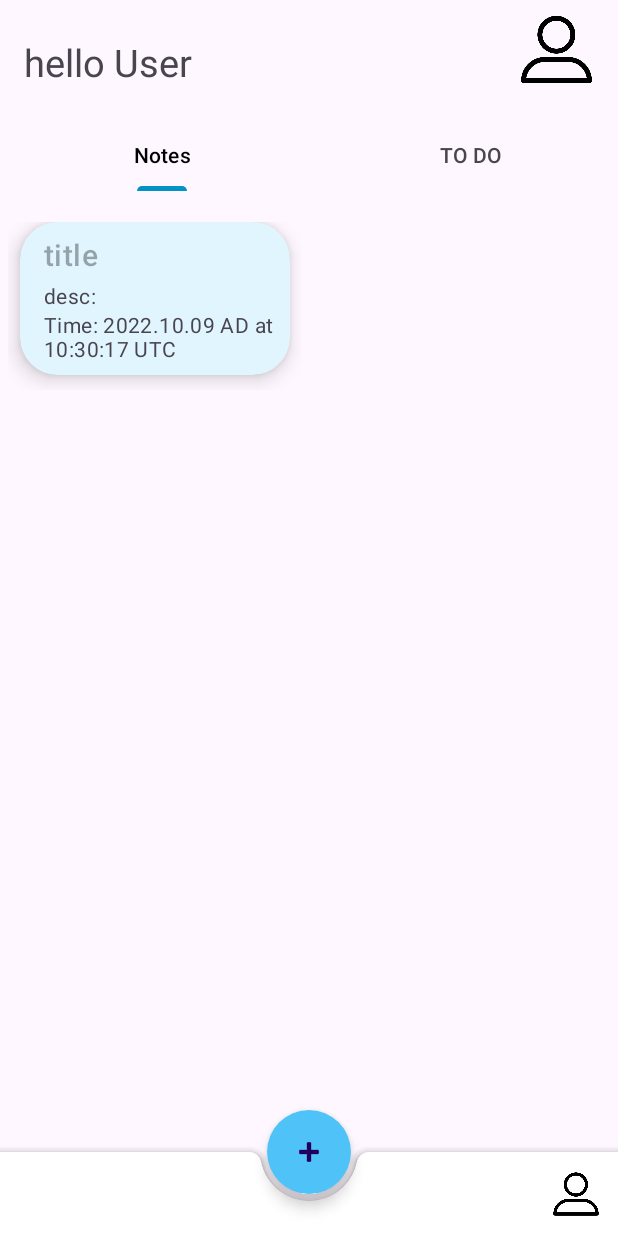
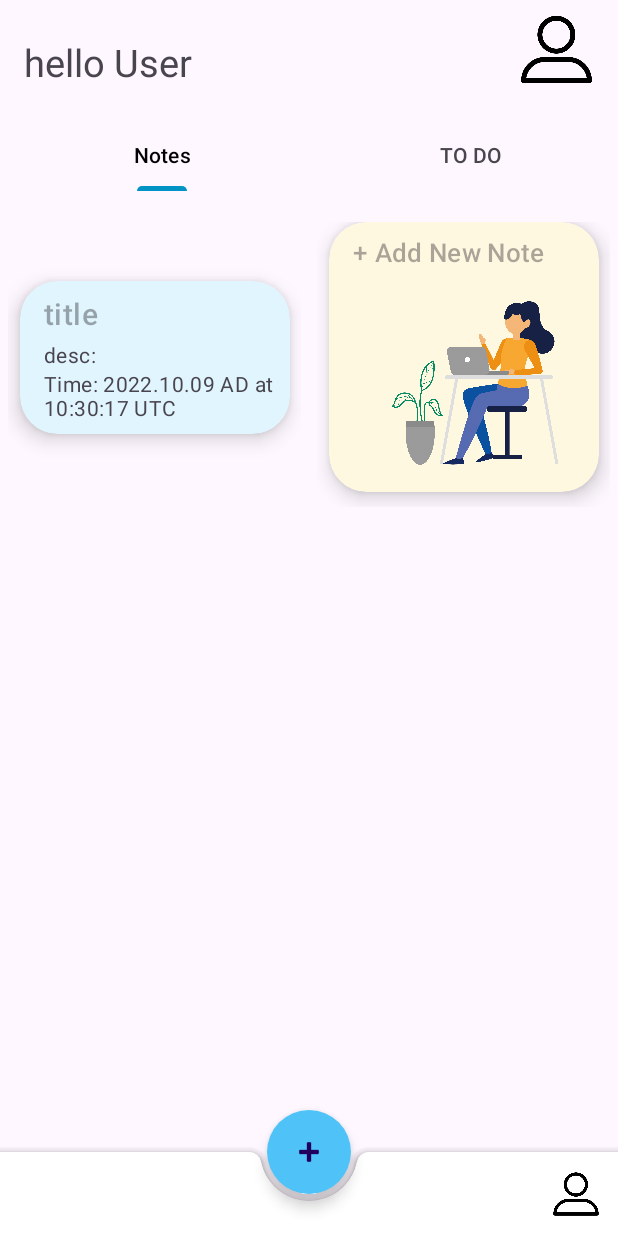
Before and after one commit to Ahmedkhodier-code/Note-app, an Android app: the ViewPagerFragment screen opened through its navigation route, on a phone screen of 412 x 824 dp. Run offline under Robolectric (Android 15) with nearby library versions, the phone set to English and light mode, and no system bars; our stand-ins replace Room's generated code, data binding.

Commit message:
new update

```diff
--- a/app/src/main/java/com/example/lastiti/database/note/NoteDao.java
+++ b/app/src/main/java/com/example/lastiti/database/note/NoteDao.java
@@ -12,7 +12,7 @@ import java.util.List;
 @Dao
 public interface NoteDao {
 
-    @Query("SELECT * FROM notes_table ORDER BY uid ASC")
+    @Query("SELECT * FROM notes_table ORDER BY uid DESC")
     LiveData<List<Note>> getAll();
 
     @Insert
--- a/app/src/main/java/com/example/lastiti/database/note/NoteDatabase.java
+++ b/app/src/main/java/com/example/lastiti/database/note/NoteDatabase.java
@@ -28,7 +28,7 @@ public abstract class NoteDatabase extends RoomDatabase {
             synchronized (NoteDatabase.class) {
                 if (INSTANCE == null) {
                     INSTANCE = Room.databaseBuilder(context.getApplicationContext(),
-                                    NoteDatabase.class, "word_database")
+                                    NoteDatabase.class, "notes_table")
                             .addCallback(sRoomDatabaseCallback)
                             .fallbackToDestructiveMigration()
                             .build();
@@ -52,7 +52,7 @@ public abstract class NoteDatabase extends RoomDatabase {
                 // If you want to start with more words, just add them.
                 NoteDao dao = INSTANCE.noteDao();
                 dao.deleteAll();
-                Note note = new Note("name", "age", "time", 0 , false);
+                Note note = new Note("0", "0", "0", 0 , true);
                 dao.insertAll(note);
             });
         }
--- a/app/src/main/java/com/example/lastiti/recyclerViewFragment/MyListAdapterLinear.java
+++ b/app/src/main/java/com/example/lastiti/recyclerViewFragment/MyListAdapterLinear.java
@@ -3,8 +3,10 @@ package com.example.lastiti.recyclerViewFragment;
 import android.annotation.SuppressLint;
 import android.content.res.ColorStateList;
 import android.graphics.Color;
+import android.util.Log;
 import android.view.LayoutInflater;
 
+import android.view.View;
 import android.view.ViewGroup;
 
 import androidx.annotation.NonNull;
@@ -17,13 +19,13 @@ import androidx.recyclerview.widget.RecyclerView;
 import com.example.lastiti.R;
 import com.example.lastiti.database.note.Note;
 import com.example.lastiti.database.note.NoteViewModel;
+import com.example.lastiti.databinding.ListItemFooterBinding;
 import com.example.lastiti.databinding.ListItemLinearBinding;
 
 
 public class MyListAdapterLinear extends ListAdapter<Note, MyListAdapterLinear.ViewHolder> {
     private final NoteViewModel viewModel;
 
-    // RecyclerView recyclerView;
     public MyListAdapterLinear(DiffUtil.ItemCallback<Note> diffCallback, NoteViewModel viewModel) {
         super(diffCallback);
         this.viewModel = viewModel;
@@ -33,17 +35,34 @@ public class MyListAdapterLinear extends ListAdapter<Note, MyListAdapterLinear.V
     @Override
     public ViewHolder onCreateViewHolder(@NonNull ViewGroup parent, int viewType) {
         LayoutInflater layoutInflater = LayoutInflater.from(parent.getContext());
+        if (viewType == VIEW_TYPES.Footer) {
+            ListItemFooterBinding binding = ListItemFooterBinding.inflate(layoutInflater, parent, false);
+            return new ViewHolder(binding);
+
+        } else {
             ListItemLinearBinding binding = ListItemLinearBinding.inflate(layoutInflater, parent, false);
             return new ViewHolder(binding);
         }
+    }
 
     @Override
-    public void onBindViewHolder(ViewHolder holder, int position) {
+    public void onBindViewHolder(@NonNull ViewHolder holder, int position) {
         Note note = getItem(position);
+        int viewType = getItemViewType(position);
+        switch (viewType) {
+            case VIEW_TYPES.Footer: // handle row footer
+                holder.FooterBinding.selected.setOnClickListener(view -> {
+                    Navigation.findNavController(view).navigate(R.id.action_viewPagerFragment_to_newDataFragment);
+                });
+                break;
+            case VIEW_TYPES.Normal: // handle row item
                 holder.binding.selected.setOnClickListener(view -> {
                     viewModel.selectItem(note);
                     Navigation.findNavController(view).navigate(R.id.action_viewPagerFragment_to_dataFragment);
                 });
+                break;
+        }
+
         holder.bind(note, position);
     }
 
@@ -64,26 +83,70 @@ public class MyListAdapterLinear extends ListAdapter<Note, MyListAdapterLinear.V
 
     public static class ViewHolder extends RecyclerView.ViewHolder {
         ListItemLinearBinding binding;
+        ListItemFooterBinding FooterBinding;
+
+        public ViewHolder(ListItemFooterBinding FooterBinding) {
+            super(FooterBinding.getRoot());
+            Log.i("ViewHolder", "ListItemFooterBinding");
+            this.FooterBinding = FooterBinding;
+        }
 
         public ViewHolder(ListItemLinearBinding binding) {
             super(binding.getRoot());
+            Log.i("ViewHolder", "ListItemLinearBinding");
             this.binding = binding;
         }
 
+
         void bind(Note note, int position) {
+            if (note.Footer) {
+                switch (position % 4) {
+                    case 0:
+                        FooterBinding.selected.setCardBackgroundColor(ColorStateList.valueOf(Color.parseColor("#e1f5fe")));
+                        break;
+                    case 1:
+                        FooterBinding.selected.setCardBackgroundColor(ColorStateList.valueOf(Color.parseColor("#fff8e1")));
+                        break;
+                    case 2:
+                        FooterBinding.selected.setCardBackgroundColor(ColorStateList.valueOf(Color.parseColor("#fce4ec")));
+                        break;
+                    case 3:
+                        FooterBinding.selected.setCardBackgroundColor(ColorStateList.valueOf(Color.parseColor("#eceff1")));
+                        break;
+                }
+                FooterBinding.executePendingBindings();
+            } else {
                 binding.setNote(note);
                 switch (position % 4) {
-                case 0:binding.selected.setCardBackgroundColor(ColorStateList.valueOf(Color.parseColor("#e1f5fe")));
+                    case 0:
+                        binding.selected.setCardBackgroundColor(ColorStateList.valueOf(Color.parseColor("#e1f5fe")));
                         break;
-                case 1:binding.selected.setCardBackgroundColor(ColorStateList.valueOf(Color.parseColor("#fff8e1")));
+                    case 1:
+                        binding.selected.setCardBackgroundColor(ColorStateList.valueOf(Color.parseColor("#fff8e1")));
                         break;
-                case 2:binding.selected.setCardBackgroundColor(ColorStateList.valueOf(Color.parseColor("#fce4ec")));
+                    case 2:
+                        binding.selected.setCardBackgroundColor(ColorStateList.valueOf(Color.parseColor("#fce4ec")));
                         break;
-                case 3:binding.selected.setCardBackgroundColor(ColorStateList.valueOf(Color.parseColor("#eceff1")));
+                    case 3:
+                        binding.selected.setCardBackgroundColor(ColorStateList.valueOf(Color.parseColor("#eceff1")));
                         break;
                 }
                 binding.executePendingBindings();
             }
         }
+    }
 
+    @Override
+    public int getItemViewType(int position) {
+        Log.i("position " + position, "is footer " + getItem(position).Footer);
+        if (getItem(position).Footer)
+            return VIEW_TYPES.Footer;
+        else
+            return VIEW_TYPES.Normal;
     }
+
+    public static class VIEW_TYPES {
+        public static final int Normal = 1;
+        public static final int Footer = 2;
+    }
+}
--- a/app/src/main/java/com/example/lastiti/repo/NoteRepository.java
+++ b/app/src/main/java/com/example/lastiti/repo/NoteRepository.java
@@ -21,7 +21,8 @@ public class NoteRepository {
     // See the BasicSample in the android-architecture-components repository at
     // https://github.com/googlesamples
     public NoteRepository(Application application) {
-        NoteDatabase db = Room.databaseBuilder(application, NoteDatabase.class, "notes_table").build();
+        NoteDatabase db = NoteDatabase.getDatabase(application);
+                //Room.databaseBuilder(application, NoteDatabase.class, "notes_table").build();
 //        AppDatabase db = AppDatabase.getDatabase(application);
         mNoteDao = db.noteDao();
         mAllNotes = mNoteDao.getAll();
--- a/app/src/main/res/layout/list_item_footer.xml
+++ b/app/src/main/res/layout/list_item_footer.xml
@@ -3,6 +3,13 @@
     xmlns:app="http://schemas.android.com/apk/res-auto"
     xmlns:card_view="http://schemas.android.com/tools"
     android:id="@+id/relativeLayout">
+
+    <data>
+
+        <variable
+            name="note"
+            type="com.example.lastiti.database.note.Note" />
+    </data>
 
     <androidx.constraintlayout.widget.ConstraintLayout
         android:layout_width="match_parent"
@@ -16,8 +23,8 @@
             android:id="@+id/selected"
             style="@style/Widget.Material3.CardView.Elevated"
             android:layout_width="180dp"
+            android:layout_height="180dp"
             android:layout_marginBottom="10dp"
-            android:layout_height="180dp"
             android:background="@drawable/round3_button"
             android:elevation="8dp"
             app:cardCornerRadius="25dp"
@@ -40,6 +47,7 @@
                     android:layout_height="wrap_content"
                     android:layout_marginStart="16dp"
                     android:layout_marginTop="8dp"
+                    android:textSize="17sp"
                     android:hint="@string/add_new"
                     android:textAppearance="?attr/textAppearanceHeadline6"
                     app:layout_constraintBottom_toBottomOf="parent"
--- a/app/src/main/res/values/strings.xml
+++ b/app/src/main/res/values/strings.xml
@@ -26,5 +26,5 @@
     <string name="logout">Logout</string>
     <string name="profile">Profile</string>
     <string name="more">More</string>
-    <string name="add_new">+ Add New</string>
+    <string name="add_new">+ Add New Note</string>
 </resources>
```
Lines whose indentation alone changed are shown as unchanged.
